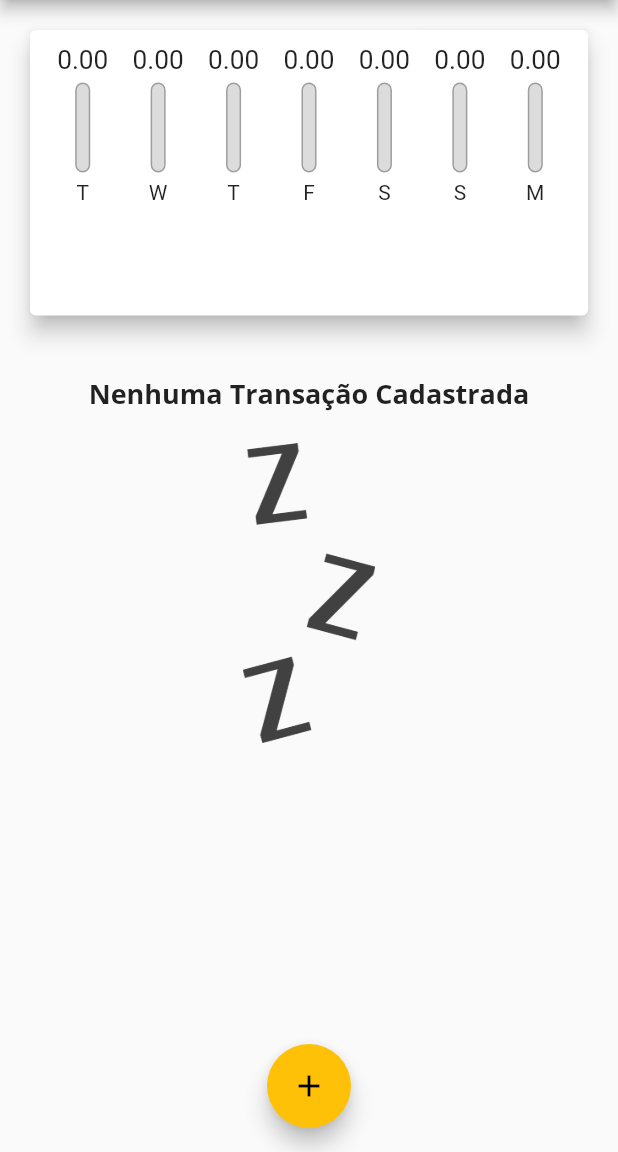
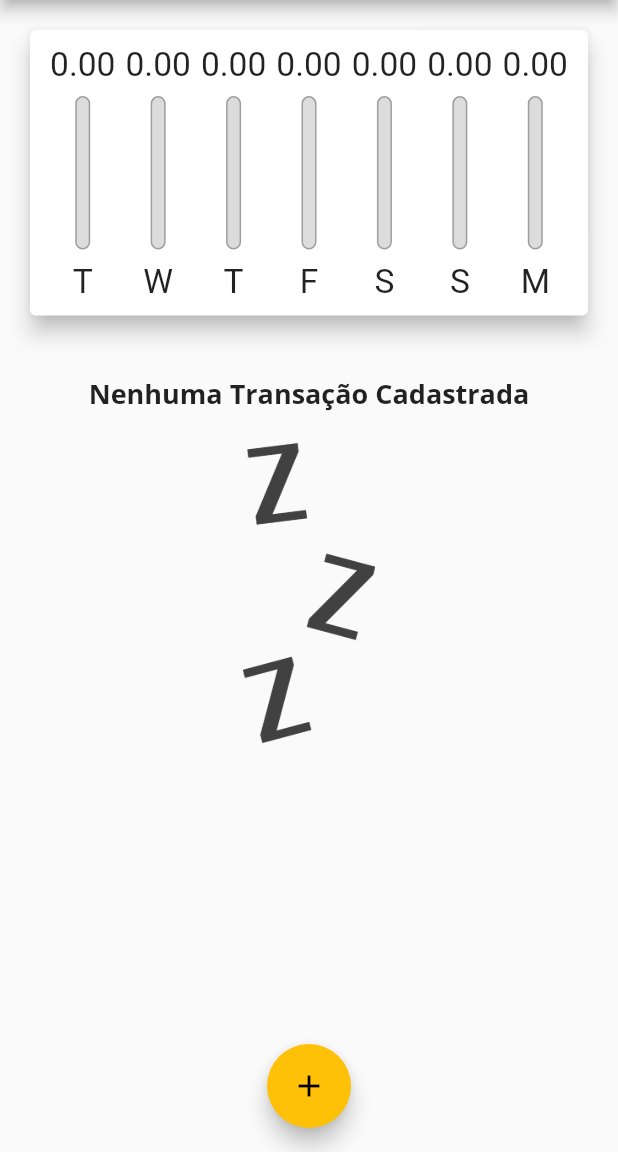
Before and after one commit to faamaral/expenses, a Flutter app: the screen it shows after launch, on a phone screen of 412 x 824 dp, the part 84-1236 px from its top. Run offline on Flutter 3.47's test engine with Material 2 defaults, Android fonts, the phone set to English and light mode, and no system bars.

Commit message:
text size dinamic

```diff
--- a/lib/components/chart_bar.dart
+++ b/lib/components/chart_bar.dart
@@ -10,19 +10,21 @@ class ChartBar extends StatelessWidget {
 
   @override
   Widget build(BuildContext context) {
+    return LayoutBuilder(
+      builder: (ctx, constraints) {
         return Column(
           children: [
             Container(
-          height: 20,
+              height: constraints.maxHeight * 0.15,
               child: FittedBox(
                 child: Text('${value.toStringAsFixed(2)}'),
               ),
             ),
             SizedBox(
-          height: 5,
+              height: constraints.maxHeight * 0.05,
             ),
             Container(
-          height: 60,
+              height: constraints.maxHeight * 0.60,
               width: 10,
               child: Stack(
                 alignment: Alignment.bottomCenter,
@@ -50,10 +52,15 @@ class ChartBar extends StatelessWidget {
               ),
             ),
             SizedBox(
-          height: 5,
+              height: constraints.maxHeight * 0.05,
             ),
-        Text(label),
+            Container(
+              height: constraints.maxHeight * 0.15,
+              child: FittedBox(child: Text(label)),
+            ),
           ],
+        );
+      },
     );
   }
 }
```
Also changed, not shown: lib/main.dart (+6 -2 lines). Lines whose indentation alone changed are shown as unchanged.
